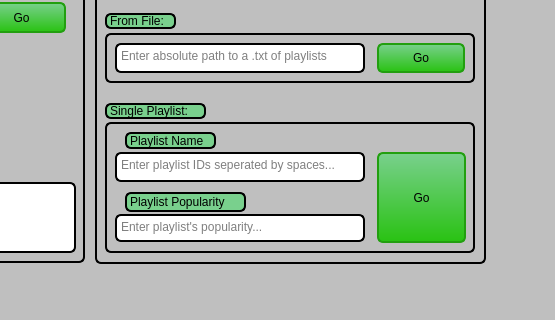
Old version of the form Playlist/mainwindow.ui in the repository pvelarde/playlist; both pictures show x 345 to 900 and y 280 to 600 of the 900 by 600 pixel window.
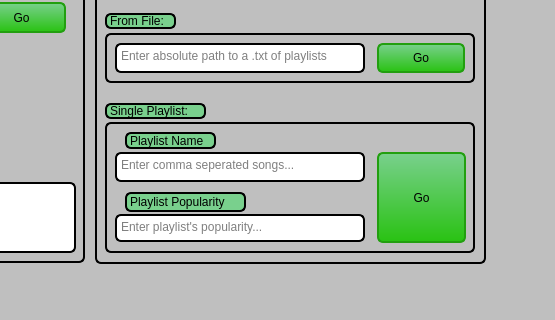
New version of the form.

Commit message: added single playlist adding functionaliyu

```diff
--- a/Playlist/mainwindow.ui
+++ b/Playlist/mainwindow.ui
@@ -298,7 +298,7 @@
        <string notr="true"/>
       </property>
       <property name="placeholderText">
-       <string>Enter playlist IDs seperated by spaces...</string>
+       <string>Enter comma seperated songs...</string>
       </property>
      </widget>
      <widget class="QTextEdit" name="textEdit_4">
```
The commit also changes 7 other files.
